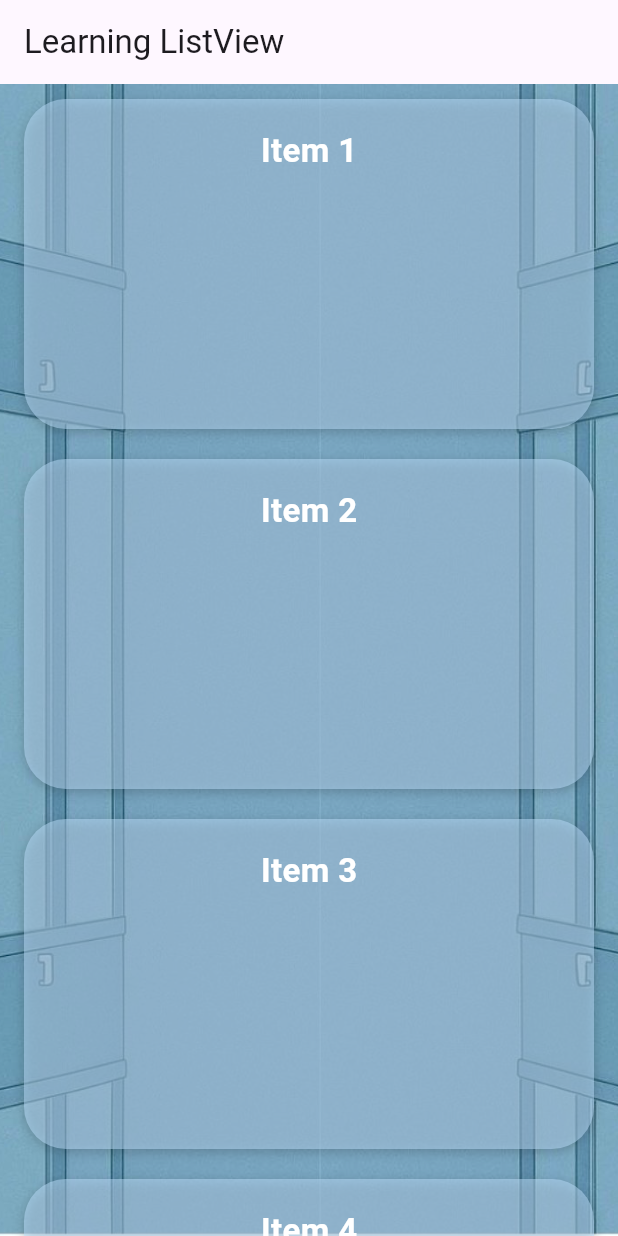
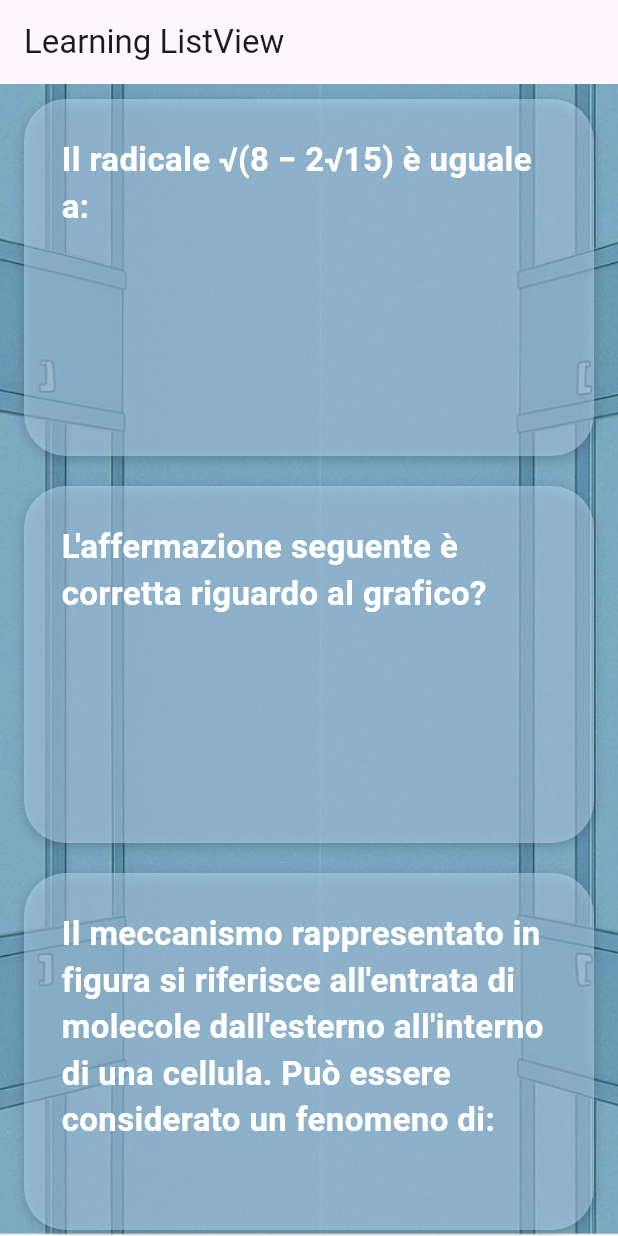
Before and after one commit to DiscoHalo0/flutter_test, a Flutter app: the screen it shows after launch, on a phone screen of 412 x 824 dp. Run offline on Flutter 3.47's test engine with Material 3 defaults, Android fonts, the light colour scheme and no system bars.

Commit message:
modified:   lib/item_domande.dart 	modified:   lib/list_view_test.dart

```diff
--- a/lib/item_domande.dart
+++ b/lib/item_domande.dart
@@ -1,123 +1,179 @@
 final Map<String, Map<String, dynamic>> itemDomande = {
-  'Item 1': {
-    'domanda': 'Qual è il lavoro svolto in una '
-    'trasformazione isocora con calore di 500 J?',
-    'risposte': ['5/4 J', '0 J', '500 J', '400 J'],
-    'corretta': 1,
-  },
-  'Item 2': {
-    'domanda': 'Qual è la formula del lavoro in una trasformazione isobara?',
-    'risposte': ['L = pΔV', 'L = VΔp', 'L = nRT', 'L = ΔU'],
-    'corretta': 0,
-  },
-  'Item 3': {
-    'domanda': 'In una trasformazione adiabatica, cosa rimane costante?',
-    'risposte': ['Temperatura', 'Calore', 'Entropia', 'Energia interna'],
-    'corretta': 1,
-  },
-  'Item 4': {
-    'domanda': 'Il primo principio della termodinamica afferma che:',
+  'Il radicale √(8 − 2√15) è uguale a:': {
     'risposte': [
-      'L’energia si conserva',
-      'La temperatura è costante',
-      'Il calore non varia',
-      'Il lavoro è nullo'
+      '√5 − √3',
+      '√6 − √2',
+      '√3 − √2',
+      '√7 − √1',
+      '√8 − √2',
     ],
     'corretta': 0,
+    'spiegazione': 'Non occorre applicare la formula del radicale doppio, ma è sufficiente fare una verifica elevando al quadrato le soluzioni.',
   },
-  'Item 5': {
-    'domanda': 'Quale grandezza misura la capacità termica?',
-    'risposte': ['Entropia', 'Temperatura', 'Calore', 'Calore specifico'],
+  'L\'affermazione seguente è corretta riguardo al grafico?': {
+    'risposte': [
+      'È un fenomeno che riguarda il passaggio di molecole da un lato della membrana all\'altro.',
+      'È un processo che richiede energia per il trasporto delle molecole.',
+      'È un meccanismo che avviene attraverso un canale ionico senza il bisogno di energia.',
+      'È un fenomeno che riguarda il trasporto passivo delle molecole.',
+      'Non è possibile determinarlo con certezza.',
+    ],
     'corretta': 3,
+    'spiegazione': 'Il grafico mostra come il passaggio di molecole attraverso la membrana non richieda energia, ma avvenga in modo passivo.',
   },
-  'Item 6': {
-    'domanda': 'In una trasformazione isoterma per un gas ideale:',
-    'risposte': ['ΔU = 0', 'L = 0', 'Q = 0', 'T = 0'],
-    'corretta': 0,
-  },
-  'Item 7': {
-    'domanda': 'Cosa indica la legge di Boyle?',
-    'risposte': ['pV = costante', 'V/T = costante', 'p/T = costante', 'nRT = costante'],
-    'corretta': 0,
-  },
-  'Item 8': {
-    'domanda': 'Durante una trasformazione ciclica:',
-    'risposte': ['ΔU = 0', 'Q = 0', 'L = 0', 'T = costante'],
-    'corretta': 0,
-  },
-  'Item 9': {
-    'domanda': 'Un gas compie lavoro quando:',
+  'Il meccanismo rappresentato in figura si riferisce all\'entrata di molecole dall\'esterno all\'interno di una cellula. Può essere considerato un fenomeno di:': {
     'risposte': [
-      'Il volume aumenta',
-      'Il volume diminuisce',
-      'La pressione aumenta',
-      'La temperatura diminuisce'
+      'Trasporto attivo',
+      'Osmosi',
+      'Diffusione facilitata',
+      'Diffusione semplice',
+      'Pinocitosi',
     ],
     'corretta': 0,
+    'spiegazione': 'Il trasporto attivo è il meccanismo che utilizza energia per far entrare molecole contro un gradiente di concentrazione.'
   },
-  'Item 10': {
-    'domanda': 'Quale unità di misura ha il lavoro?',
-    'risposte': ['Joule', 'Pascal', 'Watt', 'Kelvin'],
-    'corretta': 0,
+  'La figura si riferisce ad uno dei meccanismi di trasporto attraverso la membrana cellulare. Si può affermare che:': {
+    'risposte': [
+      'La molecola M è necessaria per la sopravvivenza della cellula',
+      'La molecola M è necessaria per la sintesi dell\'ATP',
+      'Si tratta di osmosi',
+      'La molecola M non si muove secondo gradiente di concentrazione',
+      'La molecola M tende a distribuirsi con la stessa concentrazione tra l\'interno e l\'esterno della cellula',
+    ],
+    'corretta': 3,
+    'spiegazione': 'Il grafico mostra come la molecola M non si muove secondo un gradiente di concentrazione.',
   },
-  'Item 11': {
-    'domanda': 'La temperatura si misura in:',
-    'risposte': ['Watt', 'Kelvin', 'Pascal', 'Joule'],
+  'Gli squali sono dotati di organi in grado di rilevare debolissimi campi elettrici, sino a valori di 1 μV/m. A che distanza dovremmo porre due piani conduttori paralleli a cui applichiamo una differenza di potenziale di 1,5 mV per avere campi elettrici dell\'ordine di quelli rilevati da uno squalo?': {
+    'risposte': [
+      '1,5 μm',
+      '1,5 m',
+      '1,5 cm',
+      '0,5 m',
+      '1,5 km',
+    ],
+    'corretta': 4,
+    'spiegazione': 'La differenza di potenziale tra le armature di un condensatore piano è data dal campo elettrico moltiplicato per la distanza tra esse.',
+  },
+  'Un fago infetta una cellula di E. coli e compie un ciclo lisogeno. Cosa significa?': {
+    'risposte': [
+      'Ha indotto immediatamente la lisi della cellula batterica.',
+      'Ha integrato il proprio DNA nel cromosoma batterico.',
+      'Ha inibito la duplicazione del DNA della cellula ospite.',
+      'Ha trasferito anche il capside all\'interno della cellula batterica.',
+      'Ha trasferito anche l\'enzima trascrittasi inversa all\'interno della cellula batterica.',
+    ],
     'corretta': 1,
+    'spiegazione': 'Un virus può infettare la cellula ospite e il suo materiale nucleico può integrarsi nel cromosoma batterico. Questo tipo di interazione prende il nome di LISOGENIA, e il ciclo associato è il ciclo lisogeno.',
   },
-  'Item 12': {
-    'domanda': 'Qual è il significato di ΔU = Q - L?',
-    'risposte': ['Il primo principio', 'La legge di Ohm', 'La seconda legge', 'Il principio di Pascal'],
-    'corretta': 0,
+    'Quale tra questi rappresenta un esempio di reazione esotermica?': {
+    'risposte': [
+      'Scioglimento del ghiaccio',
+      'Evaporazione dell’acqua',
+      'Condensazione del vapore',
+      'Fusione del ferro',
+      'Sublimazione dello iodio'
+    ],
+    'corretta': 2,
+    'spiegazione': 'La condensazione rilascia calore nell’ambiente circostante, quindi è una reazione esotermica.'
   },
-  'Item 13': {
-    'domanda': 'L’unità di misura della pressione è:',
-    'risposte': ['Joule', 'Kelvin', 'Pascal', 'Newton'],
+  'Quale fenomeno fisico è alla base del galleggiamento di un corpo in un fluido?': {
+    'risposte': [
+      'La forza peso',
+      'La pressione atmosferica',
+      'Il principio di Archimede',
+      'La legge di Pascal',
+      'La tensione superficiale'
+    ],
     'corretta': 2,
+    'spiegazione': 'Il principio di Archimede afferma che un corpo immerso in un fluido riceve una spinta verso l’alto pari al peso del volume di fluido spostato.'
   },
-  'Item 14': {
-    'domanda': 'Il calore latente è:',
+  'In un circuito elettrico, cosa rappresenta l’intensità di corrente?': {
     'risposte': [
-      'Calore durante una trasf. di stato',
-      'Temperatura finale',
-      'Energia meccanica',
-      'Calore a volume costante'
+      'La forza che spinge gli elettroni',
+      'La quantità di carica che attraversa una sezione nell’unità di tempo',
+      'L’energia fornita dalla batteria',
+      'La resistenza opposta al passaggio di elettroni',
+      'La potenza dissipata dal circuito'
+    ],
+    'corretta': 1,
+    'spiegazione': 'L’intensità di corrente si misura in ampere ed è la quantità di carica che passa in una sezione del circuito nell’unità di tempo.'
+  },
+  'Che cosa rappresenta il numero di massa di un atomo?': {
+    'risposte': [
+      'Il numero di elettroni',
+      'Il numero di protoni',
+      'La somma di protoni e neutroni',
+      'La differenza tra protoni e neutroni',
+      'Il numero di neutroni'
+    ],
+    'corretta': 2,
+    'spiegazione': 'Il numero di massa è la somma del numero di protoni e neutroni presenti nel nucleo.'
+  },
+  'Qual è la funzione principale dei ribosomi all’interno di una cellula?': {
+    'risposte': [
+      'Sintetizzare ATP',
+      'Controllare il passaggio delle sostanze',
+      'Produrre proteine',
+      'Trasportare ossigeno',
+      'Degradare sostanze tossiche'
+    ],
+    'corretta': 2,
+    'spiegazione': 'I ribosomi sono gli organelli responsabili della sintesi proteica a partire dall’mRNA.'
+  },
+  'Durante una trasformazione isocora, quale delle seguenti grandezze resta costante?': {
+    'risposte': [
+      'Pressione',
+      'Volume',
+      'Temperatura',
+      'Energia interna',
+      'Lavoro'
+    ],
+    'corretta': 1,
+    'spiegazione': 'In una trasformazione isocora, il volume resta costante e il lavoro è nullo.'
+  },
+  'Cosa indica l’equazione chimica bilanciata di una reazione?': {
+    'risposte': [
+      'Le quantità relative dei reagenti e dei prodotti',
+      'Il tempo necessario per completare la reazione',
+      'La temperatura a cui avviene la reazione',
+      'La velocità della reazione',
+      'Il colore dei composti coinvolti'
     ],
     'corretta': 0,
+    'spiegazione': 'Un’equazione chimica bilanciata mostra il rapporto molare tra reagenti e prodotti, rispettando la conservazione della massa.'
   },
-  'Item 15': {
-    'domanda': 'In una trasformazione isocora, il lavoro è:',
-    'risposte': ['0', 'pV', 'Q', 'nRT'],
-    'corretta': 0,
+  'Quale delle seguenti strutture è presente sia nelle cellule procariote che in quelle eucariote?': {
+    'risposte': [
+      'Nucleo',
+      'Mitocondri',
+      'Parete cellulare',
+      'Ribosomi',
+      'Reticolo endoplasmatico'
+    ],
+    'corretta': 3,
+    'spiegazione': 'I ribosomi sono presenti in entrambe le cellule procariote ed eucariote e sono fondamentali per la sintesi proteica.'
   },
-  'Item 16': {
-    'domanda': 'La trasformazione isoterma ha:',
-    'risposte': ['T costante', 'V costante', 'p costante', 'Q costante'],
-    'corretta': 0,
+  'Un corpo è in equilibrio su un piano inclinato. Quale delle seguenti condizioni è soddisfatta?': {
+    'risposte': [
+      'La forza normale è nulla',
+      'La somma delle forze lungo il piano è diversa da zero',
+      'La forza peso è uguale alla forza normale',
+      'La componente della forza peso parallela al piano è equilibrata da una forza opposta',
+      'Il corpo è soggetto solo alla forza peso'
+    ],
+    'corretta': 3,
+    'spiegazione': 'Per essere in equilibrio, la componente della forza peso parallela al piano deve essere controbilanciata da una forza uguale e opposta (es. attrito).'
   },
-  'Item 17': {
-    'domanda': 'In una trasformazione isobara:',
-    'risposte': ['p costante', 'V costante', 'T costante', 'Q costante'],
-    'corretta': 0,
+  'Quale dei seguenti elementi è un metallo alcalino-terroso?': {
+    'risposte': [
+      'Litio',
+      'Sodio',
+      'Magnesio',
+      'Potassio',
+      'Alluminio'
+    ],
+    'corretta': 2,
+    'spiegazione': 'Il magnesio appartiene al gruppo dei metalli alcalino-terrosi, mentre litio, sodio e potassio sono alcalini.'
   },
-  'Item 18': {
-    'domanda': 'La legge dei gas ideali è:',
-    'risposte': ['pV = nRT', 'p/T = costante', 'V = nRT', 'Q = L + ΔU'],
-    'corretta': 0,
-  },
-  'Item 19': {
-    'domanda': 'Il secondo principio della termodinamica afferma che:',
-    'risposte': [
-      'L’entropia tende ad aumentare',
-      'L’energia si crea',
-      'Il calore scende spontaneamente',
-      'Il lavoro è nullo'
-    ],
-    'corretta': 0,
-  },
-  'Item 20': {
-    'domanda': 'Durante una compressione isoterma:',
-    'risposte': ['Il gas cede calore', 'La temperatura diminuisce', 'Il volume aumenta', 'L’energia interna aumenta'],
-    'corretta': 0,
-  },
+
 };
--- a/lib/list_view_test.dart
+++ b/lib/list_view_test.dart
@@ -75,7 +75,7 @@ class _SwipeableItemState extends State<_SwipeableItem> {
     if (domanda == null) {
       return Center(
         child: Text(
-          'Domanda non disponibile',
+          'Seleziona solo un\'opzione',
           style: TextStyle(color: Colors.white, fontSize: 18),
         ),
       );
@@ -84,7 +84,7 @@ class _SwipeableItemState extends State<_SwipeableItem> {
     Widget content;
 
     final commonStyle = TextStyle(
-      fontSize: 18,
+      fontSize: 14,
       color: Colors.white,
     );
 
@@ -100,7 +100,7 @@ class _SwipeableItemState extends State<_SwipeableItem> {
         ),
       );
     } else if (swipeStep == 1) {
-      final domandaText = domanda['domanda'] ?? 'Domanda non disponibile';
+      final domandaText = domanda['domanda'] ?? 'Seleziona solo un\'opzione';
       final risposte = (domanda['risposte'] as List?) ?? [];
 
       content = Column(
@@ -128,11 +128,12 @@ class _SwipeableItemState extends State<_SwipeableItem> {
                       ),
                     ),
                     const SizedBox(width: 10),
-                    SingleChildScrollView(
-                      scrollDirection: Axis.horizontal,  // Scroll orizzontale
+                    Expanded(  // Aggiungi Expanded qui
                       child: Text(
                         risposte[index] ?? '',
                         style: commonStyle,
+                        maxLines: 2,  // Limita a 2 righe (puoi cambiarlo a tuo piacere)
+                        overflow: TextOverflow.ellipsis,  // Troncamento con "..." in caso di overflow
                       ),
                     ),
                   ],
@@ -181,7 +182,7 @@ class _SwipeableItemState extends State<_SwipeableItem> {
         duration: const Duration(milliseconds: 300),
         margin: const EdgeInsets.symmetric(vertical: 10, horizontal: 16),
         padding: const EdgeInsets.all(16),
-        height: 220,  // Altezza fissa
+        height: 238,  // Altezza fissa
         decoration: BoxDecoration(
           color: Colors.blue.shade100.withOpacity(0.5),
           borderRadius: BorderRadius.circular(28), // Bordi più rotondi
@@ -191,7 +192,7 @@ class _SwipeableItemState extends State<_SwipeableItem> {
                 : swipeStep == 1
                     ? Colors.blue.shade300
                     : Colors.blue.shade700,
-               width: 3,
+            width: 9,
           ),
           boxShadow: [
             BoxShadow(
@@ -210,4 +211,4 @@ class _SwipeableItemState extends State<_SwipeableItem> {
       ),
     );
   }
-} //fammi un corretta indendazione grazie
+}
```
Lines whose indentation alone changed are shown as unchanged.
